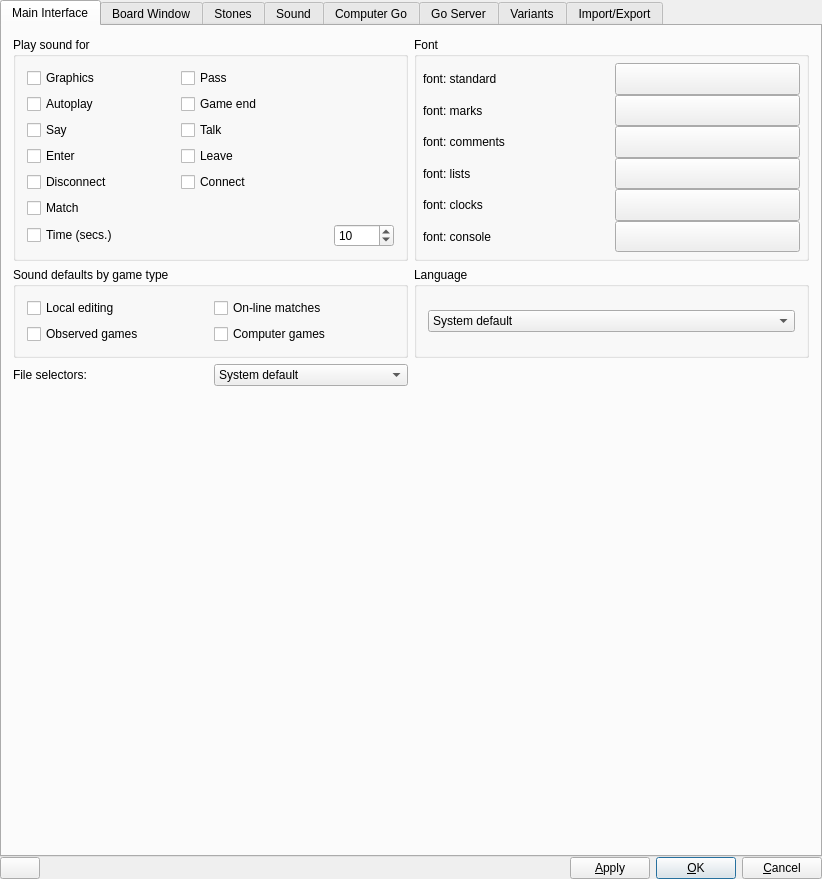
The window that src/preferences_gui.ui (missdeer/quteGo) describes before a commit, drawn with Qt 5.
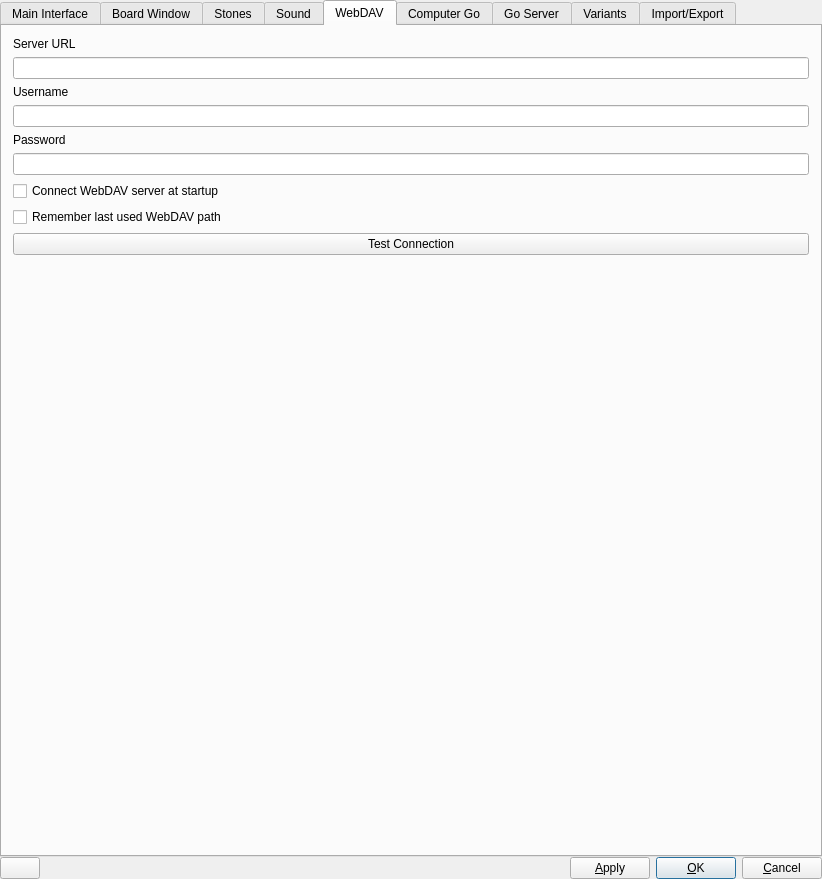
The same window after the commit. The open tabs and pages were chosen to show the change. Icons and pictures are not drawn. Custom widgets are drawn as their Qt base class.

Commit message: open files from remote webdav server

Patch:
```diff
--- a/src/preferences_gui.ui
+++ b/src/preferences_gui.ui
@@ -2378,6 +2378,81 @@
        </item>
       </layout>
      </widget>
+     <widget class="QWidget" name="tabWebDAV">
+      <attribute name="title">
+       <string>WebDAV</string>
+      </attribute>
+      <layout class="QVBoxLayout" name="verticalLayout_11">
+       <item>
+        <widget class="QLabel" name="label_33">
+         <property name="text">
+          <string>Server URL</string>
+         </property>
+        </widget>
+       </item>
+       <item>
+        <widget class="QLineEdit" name="edtWebDAVServerURL"/>
+       </item>
+       <item>
+        <widget class="QLabel" name="label_36">
+         <property name="text">
+          <string>Username</string>
+         </property>
+        </widget>
+       </item>
+       <item>
+        <widget class="QLineEdit" name="edtWebDAVUsername"/>
+       </item>
+       <item>
+        <widget class="QLabel" name="labelWebDAVPassword">
+         <property name="text">
+          <string>Password</string>
+         </property>
+        </widget>
+       </item>
+       <item>
+        <widget class="QLineEdit" name="edtWebDAVPassword">
+         <property name="echoMode">
+          <enum>QLineEdit::EchoMode::PasswordEchoOnEdit</enum>
+         </property>
+        </widget>
+       </item>
+       <item>
+        <widget class="QCheckBox" name="cbAutoConnectWebDAVAtStartup">
+         <property name="text">
+          <string>Connect WebDAV server at startup</string>
+         </property>
+        </widget>
+       </item>
+       <item>
+        <widget class="QCheckBox" name="cbRememberLastUsedWebDAVPath">
+         <property name="text">
+          <string>Remember last used WebDAV path</string>
+         </property>
+        </widget>
+       </item>
+       <item>
+        <widget class="QPushButton" name="btnTestWebDAVConnect">
+         <property name="text">
+          <string>Test Connection</string>
+         </property>
+        </widget>
+       </item>
+       <item>
+        <spacer name="verticalSpacer_22">
+         <property name="orientation">
+          <enum>Qt::Orientation::Vertical</enum>
+         </property>
+         <property name="sizeHint" stdset="0">
+          <size>
+           <width>20</width>
+           <height>40</height>
+          </size>
+         </property>
+        </spacer>
+       </item>
+      </layout>
+     </widget>
      <widget class="QWidget" name="ComputerGoTabWidget">
       <attribute name="title">
        <string>Computer Go</string>
```
Left out of the diff: 2 changed lines with no effect on the pictures. The commit also changes 20 other files.
